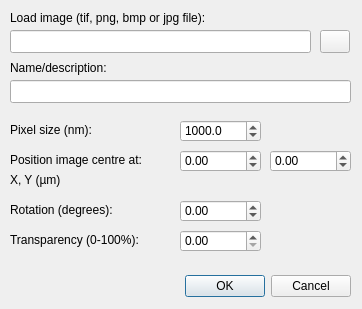
This is gui/import_image_dlg.ui in SBEMimage/SBEMimage as Qt 5 draws it before an edit. The edited form follows.
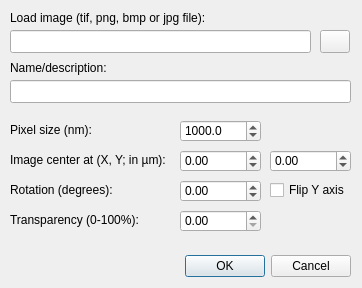
This is the edited form.

Commit message: added flip image option, modify image: consistent naming to avoid confusion, fixed managing array images, templates, load at startup, removed adding new grid at index

Patch:
```diff
--- a/gui/import_image_dlg.ui
+++ b/gui/import_image_dlg.ui
@@ -7,7 +7,7 @@
     <x>0</x>
     <y>0</y>
     <width>362</width>
-    <height>309</height>
+    <height>288</height>
    </rect>
   </property>
   <property name="windowTitle">
@@ -17,7 +17,7 @@
    <property name="geometry">
     <rect>
      <x>10</x>
-     <y>270</y>
+     <y>250</y>
      <width>341</width>
      <height>32</height>
     </rect>
@@ -54,19 +54,6 @@
     <double>1000.000000000000000</double>
    </property>
   </widget>
-  <widget class="QLabel" name="label_st_4">
-   <property name="geometry">
-    <rect>
-     <x>10</x>
-     <y>170</y>
-     <width>161</width>
-     <height>20</height>
-    </rect>
-   </property>
-   <property name="text">
-    <string>X, Y (µm)</string>
-   </property>
-  </widget>
   <widget class="QLineEdit" name="lineEdit_fileName">
    <property name="geometry">
     <rect>
@@ -77,19 +64,6 @@
     </rect>
    </property>
   </widget>
-  <widget class="QLabel" name="label_st_3">
-   <property name="geometry">
-    <rect>
-     <x>10</x>
-     <y>150</y>
-     <width>161</width>
-     <height>20</height>
-    </rect>
-   </property>
-   <property name="text">
-    <string>Position image centre at:</string>
-   </property>
-  </widget>
   <widget class="QPushButton" name="pushButton_selectFile">
    <property name="geometry">
     <rect>
@@ -177,7 +151,7 @@
    <property name="geometry">
     <rect>
      <x>10</x>
-     <y>230</y>
+     <y>210</y>
      <width>161</width>
      <height>20</height>
     </rect>
@@ -213,7 +187,7 @@
    <property name="geometry">
     <rect>
      <x>10</x>
-     <y>200</y>
+     <y>180</y>
      <width>161</width>
      <height>20</height>
     </rect>
@@ -226,7 +200,7 @@
    <property name="geometry">
     <rect>
      <x>180</x>
-     <y>200</y>
+     <y>180</y>
      <width>81</width>
      <height>22</height>
     </rect>
@@ -248,7 +222,7 @@
    <property name="geometry">
     <rect>
      <x>180</x>
-     <y>230</y>
+     <y>210</y>
      <width>81</width>
      <height>22</height>
     </rect>
@@ -266,6 +240,32 @@
     <double>10.000000000000000</double>
    </property>
   </widget>
+  <widget class="QCheckBox" name="checkBox_flipped">
+   <property name="geometry">
+    <rect>
+     <x>270</x>
+     <y>180</y>
+     <width>76</width>
+     <height>20</height>
+    </rect>
+   </property>
+   <property name="text">
+    <string>Flip Y axis</string>
+   </property>
+  </widget>
+  <widget class="QLabel" name="label_st_6">
+   <property name="geometry">
+    <rect>
+     <x>10</x>
+     <y>150</y>
+     <width>161</width>
+     <height>20</height>
+    </rect>
+   </property>
+   <property name="text">
+    <string>Image center at (X, Y; in µm):</string>
+   </property>
+  </widget>
  </widget>
  <tabstops>
   <tabstop>lineEdit_fileName</tabstop>
```
The commit also changes 11 other files.
